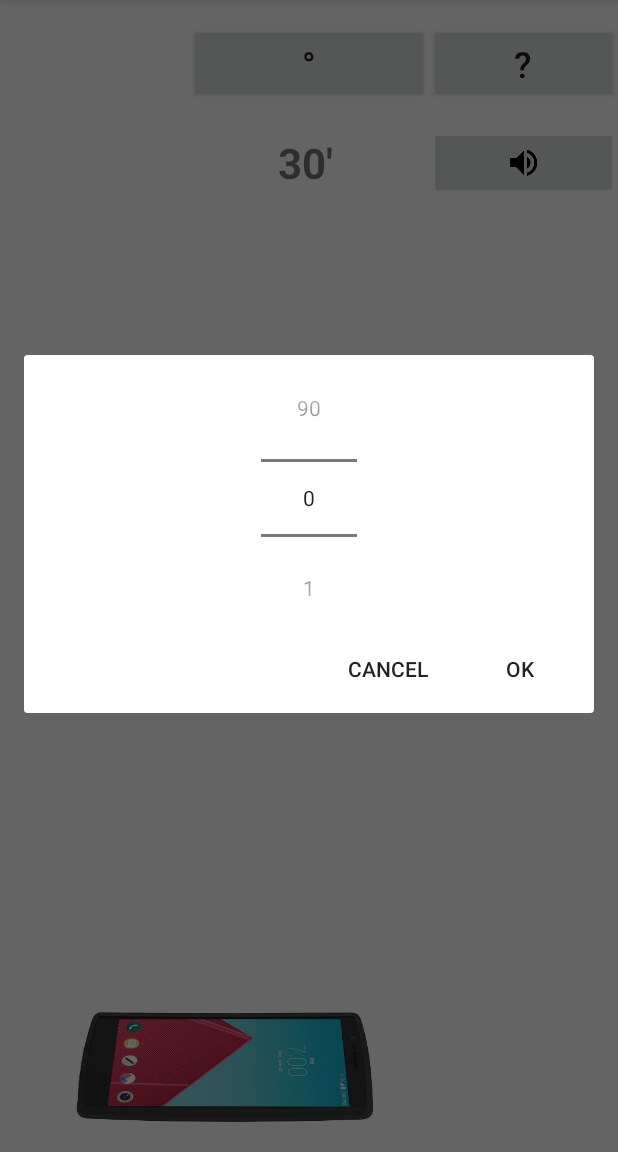
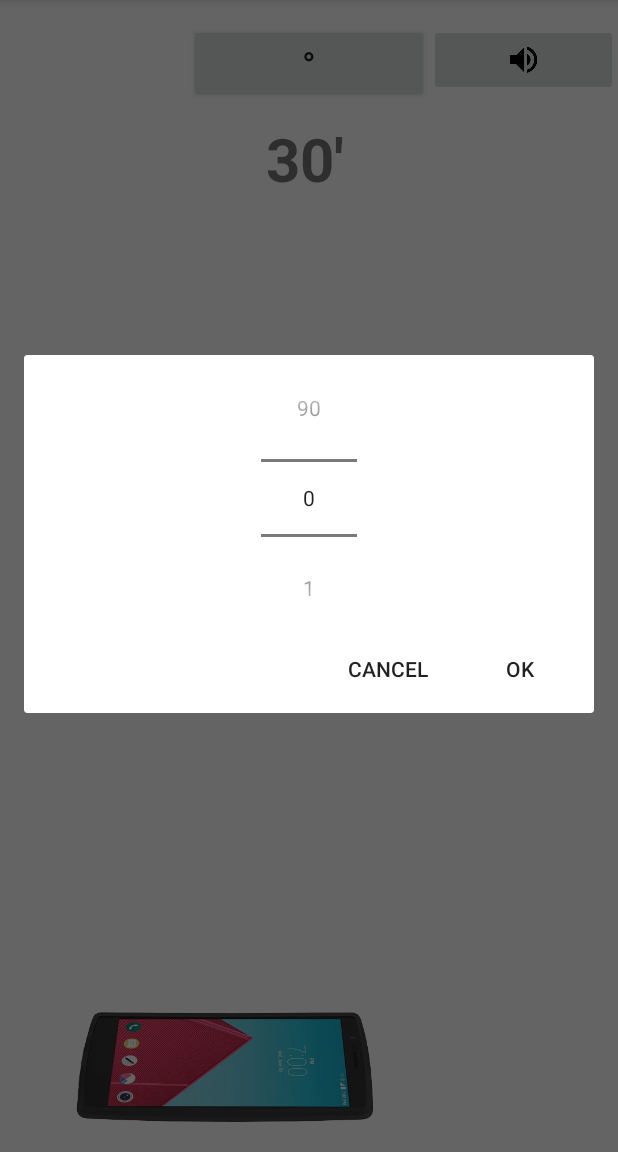
Before and after one commit to chamika/LabPhone, an Android app: the fragment AngleFragment placed in its activity, on a phone screen of 412 x 824 dp, the part 84-1236 px from its top. Run offline under Robolectric (Android 15) with nearby library versions, the phone set to English and light mode, and no system bars.

Commit message:
Angle UI changes

```diff
--- a/app/src/main/java/lk/ac/mrt/labphone/fragment/AngleFragment.java
+++ b/app/src/main/java/lk/ac/mrt/labphone/fragment/AngleFragment.java
@@ -32,13 +32,13 @@ public class AngleFragment extends Fragment {
 
     private AngleSensorListener angleSensorListener;
 
-    private int selectedAngle = 0;
+    private int selectedAngle = -45;
     private int workingAngle = 0;
     private int previousAngle = 0;
 
     private TextView textCurrent;
     private Button angleButton;
-    private Button helpButton;
+//    private Button helpButton;
     private ImageView imagePhone;
     private ImageView imageRotateLeft;
     private ImageView imageRotateRight;
@@ -62,7 +62,7 @@ public class AngleFragment extends Fragment {
 
         textCurrent = (TextView) view.findViewById(R.id.text_current);
         angleButton = (Button) view.findViewById(R.id.button_angle);
-        helpButton = (Button) view.findViewById(R.id.button_help);
+//        helpButton = (Button) view.findViewById(R.id.button_help);
         imagePhone = (ImageView) view.findViewById(R.id.image_phone);
         imageRotateLeft = (ImageView) view.findViewById(R.id.image_rotate_left);
         imageRotateRight = (ImageView) view.findViewById(R.id.image_rotate_right);
--- a/app/src/main/res/layout/fragment_angle.xml
+++ b/app/src/main/res/layout/fragment_angle.xml
@@ -4,24 +4,23 @@
     android:layout_height="match_parent"
     tools:context="lk.ac.mrt.labphone.fragment.AngleFragment">
 
-    <Button
-        android:id="@+id/button_help"
-        android:layout_width="wrap_content"
-        android:layout_height="wrap_content"
-        android:layout_alignParentEnd="true"
-        android:layout_alignParentRight="true"
-        android:layout_marginTop="16dp"
-        android:layout_toEndOf="@+id/button_angle"
-        android:layout_toRightOf="@+id/button_angle"
-        android:text="\?"
-        android:textSize="24sp" />
+    <!--<Button-->
+        <!--android:id="@+id/button_help"-->
+        <!--android:layout_width="wrap_content"-->
+        <!--android:layout_height="wrap_content"-->
+        <!--android:layout_alignParentEnd="true"-->
+        <!--android:layout_alignParentRight="true"-->
+        <!--android:layout_marginTop="16dp"-->
+        <!--android:layout_toEndOf="@+id/button_angle"-->
+        <!--android:layout_toRightOf="@+id/button_angle"-->
+        <!--android:text="\?"-->
+        <!--android:textSize="24sp" />-->
 
     <Button
         android:id="@+id/button_angle"
         android:layout_width="wrap_content"
         android:layout_height="wrap_content"
-        android:layout_alignBaseline="@+id/button_help"
-        android:layout_alignBottom="@+id/button_help"
+        android:layout_marginTop="16dp"
         android:layout_centerHorizontal="true"
         android:minWidth="160dp"
         android:text="@string/degree"
@@ -32,8 +31,7 @@
         android:layout_width="wrap_content"
         android:layout_height="48dp"
         android:layout_alignParentRight="true"
-        android:layout_below="@id/button_angle"
-        android:layout_marginTop="16dp"
+        android:layout_alignTop="@+id/button_angle"
         android:layout_toRightOf="@+id/button_angle"
         android:elevation="0dp"
         android:src="@drawable/ic_volume_up_black_24dp" />
@@ -42,15 +40,15 @@
         android:id="@+id/text_current"
         android:layout_width="wrap_content"
         android:layout_height="wrap_content"
-        android:layout_alignBottom="@+id/button_sound"
         android:layout_alignLeft="@id/button_angle"
-        android:layout_alignTop="@+id/button_sound"
+        android:layout_below="@id/button_angle"
         android:layout_centerHorizontal="true"
         android:layout_marginRight="5dp"
+        android:layout_marginTop="10dp"
         android:layout_toLeftOf="@id/button_sound"
         android:gravity="center"
         android:text="30'"
-        android:textSize="28sp"
+        android:textSize="40sp"
         android:textStyle="bold" />
 
     <RelativeLayout
```
